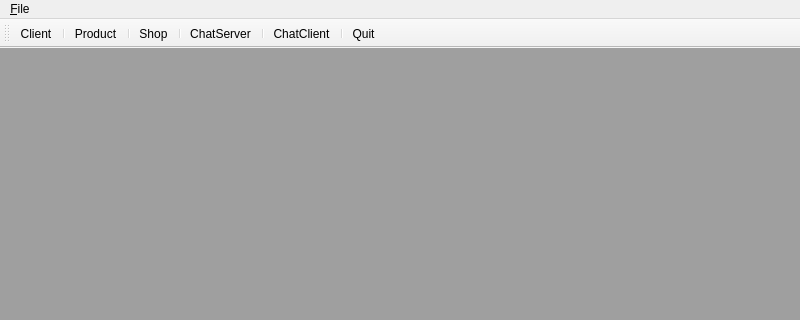
Qt form mainwindow.ui (GlennPark/CSApp_2nd) before a commit; both pictures show x 0 to 800 and y 0 to 320 of the 800 by 600 pixel window.
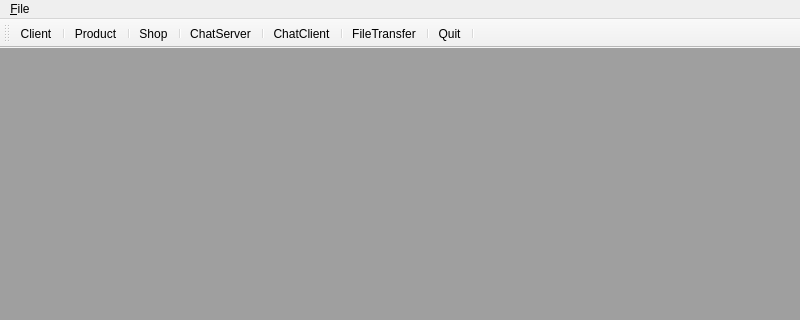
The same form after that commit.

Diff of the .ui file:
```diff
--- a/mainwindow.ui
+++ b/mainwindow.ui
@@ -81,7 +81,10 @@
    <addaction name="separator"/>
    <addaction name="actionChatClient"/>
    <addaction name="separator"/>
+   <addaction name="actionFileTransfer"/>
+   <addaction name="separator"/>
    <addaction name="actionQuit"/>
+   <addaction name="separator"/>
   </widget>
   <action name="actionQuit">
    <property name="text">
@@ -116,6 +119,11 @@
     <string>ChatClient</string>
    </property>
   </action>
+  <action name="actionFileTransfer">
+   <property name="text">
+    <string>FileTransfer</string>
+   </property>
+  </action>
  </widget>
  <resources/>
  <connections>
```
